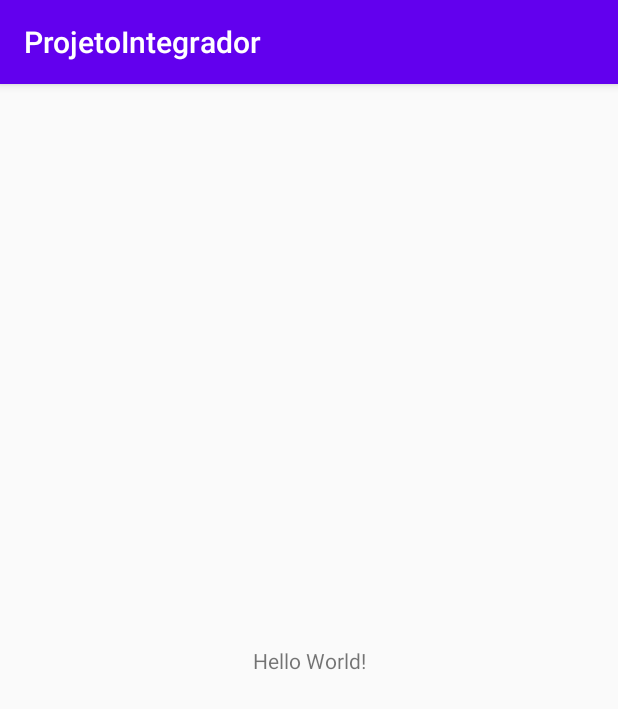
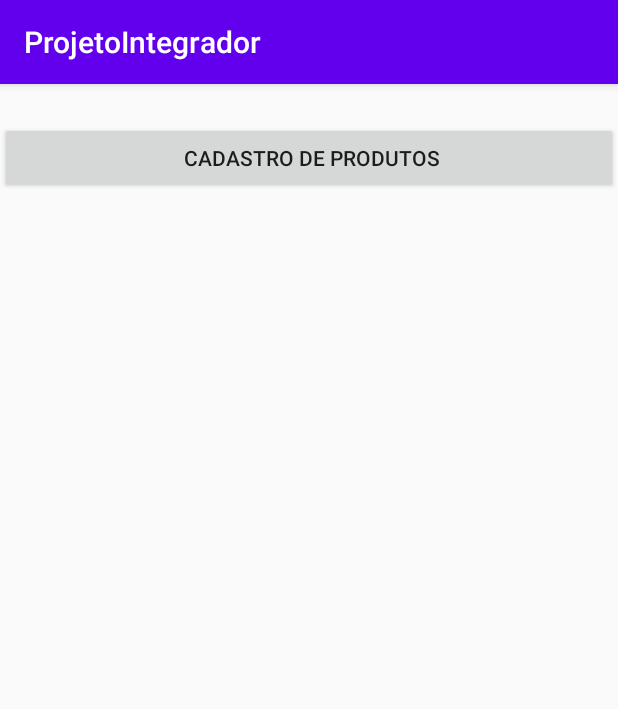
Before and after one commit to eligustavo/projeto-android-studio, an Android app: the screen it shows after launch (MainActivity), on a phone screen of 412 x 824 dp. Shown: the top 709 px of the screen. Run offline under Robolectric (Android 15) with nearby library versions, the phone set to English and light mode, and no system bars.

```diff
--- a/app/src/main/java/br/com/etelimoeiro/projetointegrador/MainActivity.java
+++ b/app/src/main/java/br/com/etelimoeiro/projetointegrador/MainActivity.java
@@ -2,13 +2,35 @@ package br.com.etelimoeiro.projetointegrador;
 
 import androidx.appcompat.app.AppCompatActivity;
 
+import android.content.Intent;
 import android.os.Bundle;
+import android.view.View;
+import android.widget.Button;
+
+import br.com.etelimoeiro.projetointegrador.activities.ActivityProduto;
+import br.com.etelimoeiro.projetointegrador.db.ConexaoSQL;
 
 public class MainActivity extends AppCompatActivity {
+
+    Button btnSalvarProduto;
 
     @Override
     protected void onCreate(Bundle savedInstanceState) {
         super.onCreate(savedInstanceState);
         setContentView(R.layout.activity_main);
+
+        ConexaoSQL conexao = ConexaoSQL.getInstancia(this);
+
+        this.btnSalvarProduto = (Button) findViewById(R.id.btnSalvarProduto);
+
+        this.btnSalvarProduto.setOnClickListener(new View.OnClickListener() {
+            @Override
+            public void onClick(View v) {
+
+                Intent intent = new Intent(MainActivity.this, ActivityProduto.class);
+                startActivity(intent);
+            }
+        });
+
     }
 }
--- /dev/null
+++ b/app/src/main/java/br/com/etelimoeiro/projetointegrador/db/ConexaoSQL.java
@@ -0,0 +1,46 @@
+package br.com.etelimoeiro.projetointegrador.db;
+
+import android.content.Context;
+import android.database.sqlite.SQLiteDatabase;
+import android.database.sqlite.SQLiteOpenHelper;
+
+import androidx.annotation.Nullable;
+
+public class ConexaoSQL extends SQLiteOpenHelper {
+
+    private static ConexaoSQL INSTANCIA_CONEXAO;
+    private static final int VERSAO_DB = 1;
+    private static final String NOME_DB = "projeto_integradorapp";
+
+    public ConexaoSQL(@Nullable Context context) {
+        super(context, NOME_DB, null, VERSAO_DB);
+    }
+
+    public static ConexaoSQL getInstancia(Context context) {
+        if (INSTANCIA_CONEXAO == null) {
+            INSTANCIA_CONEXAO = new ConexaoSQL(context);
+        }
+        return INSTANCIA_CONEXAO;
+    }
+
+    @Override
+    public void onCreate(SQLiteDatabase db) {
+
+        String sqlTabelaProduto =
+                "CREATE TABLE IF NOT EXISTS tbproduto " +
+                        "(" +
+                        "id INTEGER PRIMARY KEY, " +
+                        "nome TEXT," +
+                        "qtd INTEGER," +
+                        "valor REAL " +
+                        ")";
+
+        db.execSQL(sqlTabelaProduto);
+
+    }
+
+    @Override
+    public void onUpgrade(SQLiteDatabase db, int oldVersion, int newVersion) {
+
+    }
+}
--- a/app/src/main/res/layout/activity_main.xml
+++ b/app/src/main/res/layout/activity_main.xml
@@ -1,18 +1,20 @@
 <?xml version="1.0" encoding="utf-8"?>
-<androidx.constraintlayout.widget.ConstraintLayout xmlns:android="http://schemas.android.com/apk/res/android"
+<LinearLayout xmlns:android="http://schemas.android.com/apk/res/android"
     xmlns:app="http://schemas.android.com/apk/res-auto"
     xmlns:tools="http://schemas.android.com/tools"
     android:layout_width="match_parent"
     android:layout_height="match_parent"
+    android:orientation="vertical"
     tools:context=".MainActivity">
 
-    <TextView
+    <Space
         android:layout_width="wrap_content"
+        android:layout_height="25dp" />
+
+    <Button
+        android:id="@+id/btnSalvarProduto"
+        android:layout_width="match_parent"
         android:layout_height="wrap_content"
-        android:text="Hello World!"
-        app:layout_constraintBottom_toBottomOf="parent"
-        app:layout_constraintLeft_toLeftOf="parent"
-        app:layout_constraintRight_toRightOf="parent"
-        app:layout_constraintTop_toTopOf="parent" />
+        android:text=" Cadastro de Produtos" />
 
-</androidx.constraintlayout.widget.ConstraintLayout>
+</LinearLayout>
```
Also changed, not shown: app/src/main/java/br/com/etelimoeiro/projetointegrador/activities/ActivityProduto.java (+44 -0 lines), app/src/main/res/layout/activity_produto.xml (+4 -4 lines).
